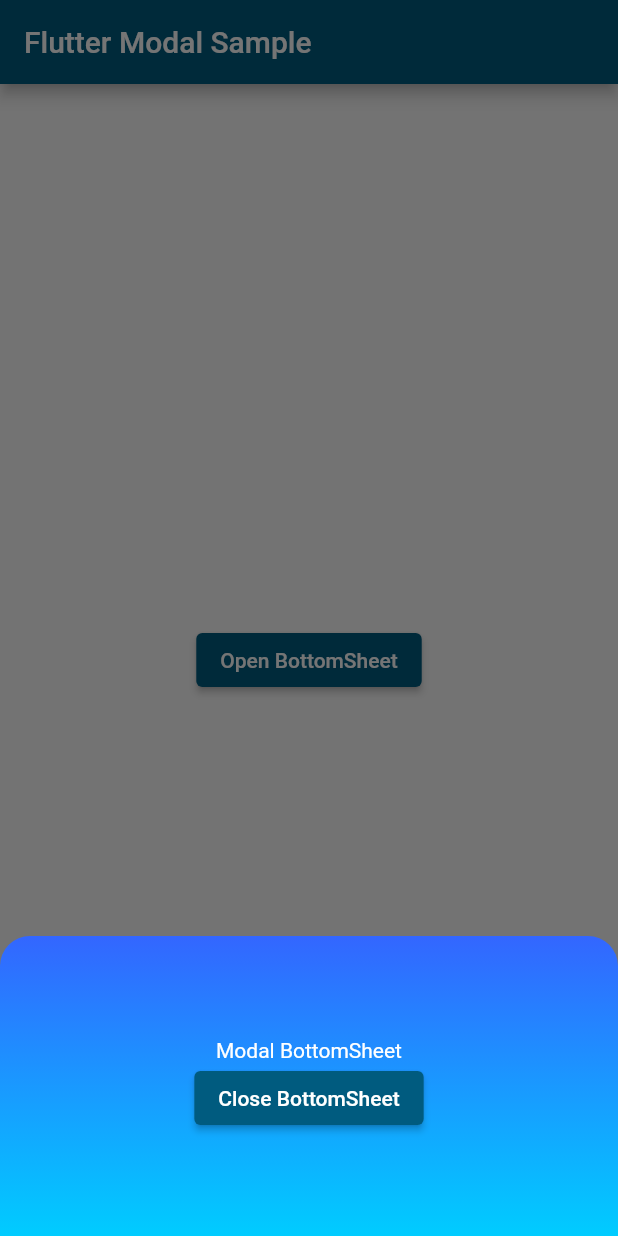
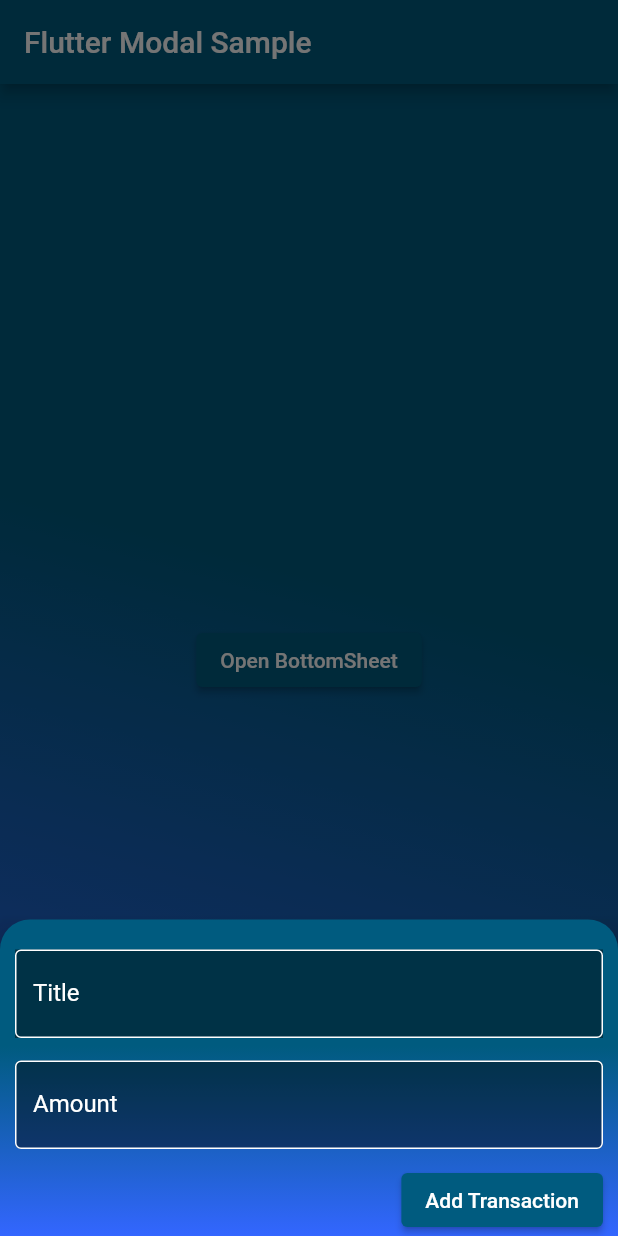
Before and after one commit to Aprekt/template-modal-bottom-sheet-1, a Flutter app: the screen it shows after launch, after a tap on "Open BottomSheet", on a phone screen of 412 x 824 dp. Run offline on Flutter 3.47's test engine with Material 2 defaults, Android fonts, the phone set to English and light mode, and no system bars.

Commit message:
Added input fields and color scheme

```diff
--- a/lib/main.dart
+++ b/lib/main.dart
@@ -3,6 +3,8 @@
 //* link in bio
 
 import 'package:flutter/material.dart';
+import 'package:template_modal_bottom_sheet_1/models/transaction.dart';
+import 'package:template_modal_bottom_sheet_1/widgets/new_transaction.dart';
 
 void main() => runApp(const MyApp());
 
@@ -29,61 +31,81 @@ class MyApp extends StatelessWidget {
   }
 }
 
-class ModalBottomSheet extends StatelessWidget {
+class ModalBottomSheet extends StatefulWidget {
   const ModalBottomSheet({super.key});
 
   @override
+  State<ModalBottomSheet> createState() => _ModalBottomSheetState();
+}
+
+class _ModalBottomSheetState extends State<ModalBottomSheet> {
+  final List<Transaction> _userTransactions = [
+    // Transaction(
+    //     id: 't1', title: 'New Earphone', amount: 1499, date: DateTime.now()),
+    // Transaction(
+    //     id: 't2', title: 'New smartphone', amount: 17999, date: DateTime.now())
+  ];
+
+  void _addNewTransaction(String txTitle, double txAmount, DateTime txDate) {
+    final newTx = Transaction(
+      id: DateTime.now().toString(),
+      title: txTitle,
+      amount: txAmount,
+      date: txDate,
+    );
+
+    setState(() {
+      _userTransactions.add(newTx);
+    });
+  }
+
+  @override
   Widget build(BuildContext context) {
-    return Center(
+    return Container(
+      decoration: const BoxDecoration(
+        gradient: LinearGradient(
+          colors: [
+            Color(0xff005b7f),
+            Color(0xFF3366FF),
+            // Color(0xFF00CCFF),
+          ],
+          begin: Alignment.topCenter,
+          end: Alignment.bottomLeft,
+          stops: [0.4, 1.0],
+          tileMode: TileMode.clamp,
+        ),
+      ),
+      child: Flex(
+        direction: Axis.vertical,
+        children: [
+          // const AppBarlayout(),
+          Flexible(
+            fit: FlexFit.loose,
+            child: Center(
               child: ElevatedButton(
                 child: const Text('Open BottomSheet'),
                 onPressed: () {
-          showModalBottomSheet<void>(
+                  openModalSheet(context);
+                },
+              ),
+            ),
+          ),
+        ],
+      ),
+    );
+  }
+
+  Future<void> openModalSheet(BuildContext context) {
+    return showModalBottomSheet<void>(
       backgroundColor: Colors.transparent,
       // shape: RoundedRectangleBorder(
       //   borderRadius: BorderRadius.circular(20.0),
       // ),
       context: context,
+      isScrollControlled: true,
       builder: (BuildContext context) {
-              return Container(
-                decoration: const BoxDecoration(
-                  borderRadius: BorderRadius.only(
-                      topLeft: Radius.circular(20.0),
-                      topRight: Radius.circular(20.0)),
-                  gradient: LinearGradient(
-                      colors: [
-                        Color(0xFF3366FF),
-                        Color(0xFF00CCFF),
-                      ],
-                      begin: Alignment.topCenter,
-                      end: Alignment.bottomCenter,
-                      // begin:  FractionalOffset(0.0, 0.0),
-                      // end:  FractionalOffset(1.0, 0.0),
-                      stops: [0.0, 1.0],
-                      tileMode: TileMode.clamp),
-                ),
-                height: 200,
-                child: Center(
-                  child: Column(
-                    mainAxisAlignment: MainAxisAlignment.center,
-                    mainAxisSize: MainAxisSize.min,
-                    children: <Widget>[
-                      const Text(
-                        'Modal BottomSheet',
-                        style: TextStyle(color: Colors.white),
-                      ),
-                      ElevatedButton(
-                        child: const Text('Close BottomSheet'),
-                        onPressed: () => Navigator.pop(context),
-                      ),
-                    ],
-                  ),
-                ),
-              );
+        return NewTransaction(_addNewTransaction);
       },
-          );
-        },
-      ),
     );
   }
 }
--- /dev/null
+++ b/lib/models/transaction.dart
@@ -0,0 +1,13 @@
+class Transaction {
+  final String id;
+  final String title;
+  final double amount;
+  final DateTime date;
+
+  Transaction({
+    required this.id,
+    required this.title,
+    required this.amount,
+    required this.date
+  });
+}
--- /dev/null
+++ b/lib/widgets/appbar_layout.dart
@@ -0,0 +1,26 @@
+import 'package:flutter/material.dart';
+
+class AppBarlayout extends StatelessWidget {
+  static const String _title = 'Flutter Modal Sample';
+  const AppBarlayout({super.key});
+
+  @override
+  Widget build(BuildContext context) {
+    return
+    // AppBar(title: const Text(_title));
+    Container(
+      alignment: Alignment.centerLeft,
+        // color: Colors.blue,
+        margin: const EdgeInsets.only(top: 40.0, left: 15.0),
+        child: const SizedBox(
+          height: 32.0,
+          child: Text(
+            _title,
+            style: TextStyle(color: Colors.white,
+            fontSize: 20,
+            fontWeight: FontWeight.w500,
+            ),
+          ),
+        ));
+  }
+}
--- /dev/null
+++ b/lib/widgets/new_transaction.dart
@@ -0,0 +1,169 @@
+import 'package:flutter/material.dart';
+import 'package:intl/intl.dart';
+
+class NewTransaction extends StatefulWidget {
+  final Function addTx;
+
+  const NewTransaction(this.addTx, {super.key});
+
+  @override
+  State<NewTransaction> createState() => _NewTransactionState();
+}
+
+class _NewTransactionState extends State<NewTransaction> {
+  final _titleController = TextEditingController();
+  final _amountController = TextEditingController();
+  // DateTime? _selectedDate;
+
+  void _submitData() {
+    if (_amountController.text.isEmpty) {
+      return;
+    }
+
+    setState(() {
+      _titleController.clear();
+      _amountController.clear();
+    });
+
+    // final enterredTitle = _titleController.text;
+    // final enterredAmount = double.parse(_amountController.text);
+
+    // if (enterredTitle.isEmpty || enterredAmount <= 0
+    // // || _selectedDate == null
+    //     ) {
+    //   return;
+    // }
+
+    // widget.addTx(
+    //   enterredTitle,
+    //   enterredAmount,
+    //   // _selectedDate,
+    // );
+
+    // Navigator.of(context).pop();
+  }
+
+  // void _presentDatePicker() {
+  //   showDatePicker(
+  //     context: context,
+  //     initialDate: DateTime.now(),
+  //     firstDate: DateTime(2020),
+  //     lastDate: DateTime.now(),
+  //   ).then((pickedDate) {
+  //     if (pickedDate == null) {
+  //       return;
+  //     }
+  //     // setState(() {
+  //     //   _selectedDate = pickedDate;
+  //     // });
+  //   });
+  // }
+
+  @override
+  Widget build(BuildContext context) {
+    return Card(
+      margin: EdgeInsets.zero,
+      color: Colors.transparent,
+      elevation: 5,
+      child: Container(
+        decoration: const BoxDecoration(
+          borderRadius: BorderRadius.only(
+              topLeft: Radius.circular(20.0),
+              topRight: Radius.circular(20.0)),
+          gradient: LinearGradient(
+              colors: [
+                Color(0xff005b7f),
+                Color(0xFF3366FF),
+                // Color(0xFF00CCFF),
+              ],
+              begin: Alignment.topLeft,
+              end: Alignment.bottomLeft,
+              stops: [
+                0.4,
+                1.0,
+              ],
+              tileMode: TileMode.clamp),
+        ),
+        padding: EdgeInsets.only(
+          top:  20,
+          left: 10,
+          right: 10,
+          bottom: MediaQuery.of(context).viewInsets.bottom,
+        ),
+        child: Column(
+          mainAxisSize: MainAxisSize.min,
+          crossAxisAlignment: CrossAxisAlignment.end,
+          children: <Widget>[
+            Container(
+              color: Colors.black45,
+              child: TextField(
+                style: const TextStyle(color: Colors.white),
+                decoration: const InputDecoration(
+                  labelText: 'Title',
+                  enabledBorder: OutlineInputBorder(
+                    borderSide: BorderSide(color: Colors.white),
+                  ),
+                  labelStyle: TextStyle(color: Colors.white),
+                  focusedBorder: OutlineInputBorder(
+                    borderSide: BorderSide(color: Colors.white),
+                  ),
+                ),
+                controller: _titleController,
+                onSubmitted: (_) => _submitData,
+                // onChanged: (val) {
+                //   titleInput = val;
+                // },
+              ),
+            ),
+            const SizedBox(height: 15),
+            TextField(
+              style: const TextStyle(color: Colors.white),
+              decoration: const InputDecoration(
+                labelText: 'Amount',
+                fillColor: Colors.black45,
+                filled: true,
+                enabledBorder: OutlineInputBorder(
+                  borderSide: BorderSide(color: Colors.white),
+                ),
+                labelStyle: TextStyle(color: Colors.white),
+                focusedBorder: OutlineInputBorder(
+                  borderSide: BorderSide(color: Colors.white),
+                ),
+              ),
+              controller: _amountController,
+              keyboardType: TextInputType.number,
+              onSubmitted: (_) => _submitData,
+              // onChanged: (val) => amountInput = val,
+            ),
+            const SizedBox(height: 10),
+            // SizedBox(
+            //   height: 70,
+            //   child: Row(
+            //     children: <Widget>[
+            //       Expanded(
+            //           child: Text(
+            //             style: const TextStyle(color: Colors.white),
+            //         _selectedDate == null
+            //             ? 'No Date Chosen!'
+            //             : 'Picked date: ${DateFormat.yMMMMd().format(_selectedDate!)}',
+            //       )),
+            //       OutlinedButton(
+            //         onPressed: _presentDatePicker,
+            //         child: const Text(
+            //           'Choose Date',
+            //           style: TextStyle(fontWeight: FontWeight.bold, color: Colors.white),
+            //         ),
+            //       ),
+            //     ],
+            //   ),
+            // ),
+            ElevatedButton(
+              child: const Text('Add Transaction'),
+              onPressed: () => _submitData(),
+            )
+          ],
+        ),
+      ),
+    );
+  }
+}
```
Also changed, not shown: pubspec.yaml (+4 -12 lines), pubspec.lock. Lines whose indentation alone changed are shown as unchanged.
